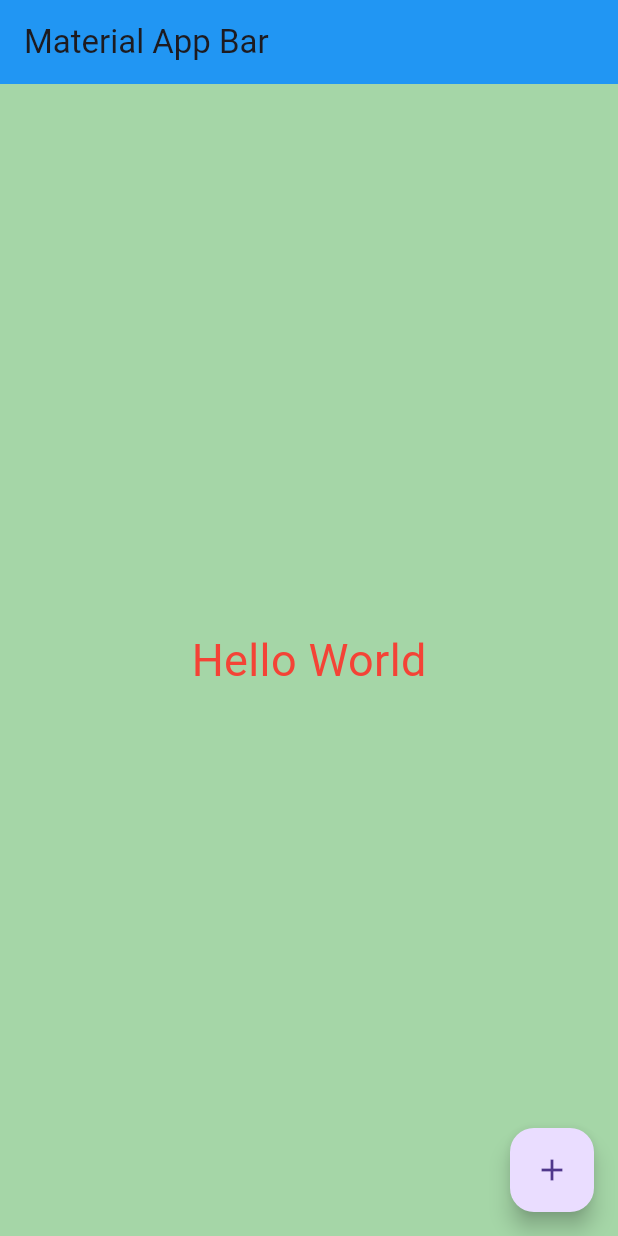
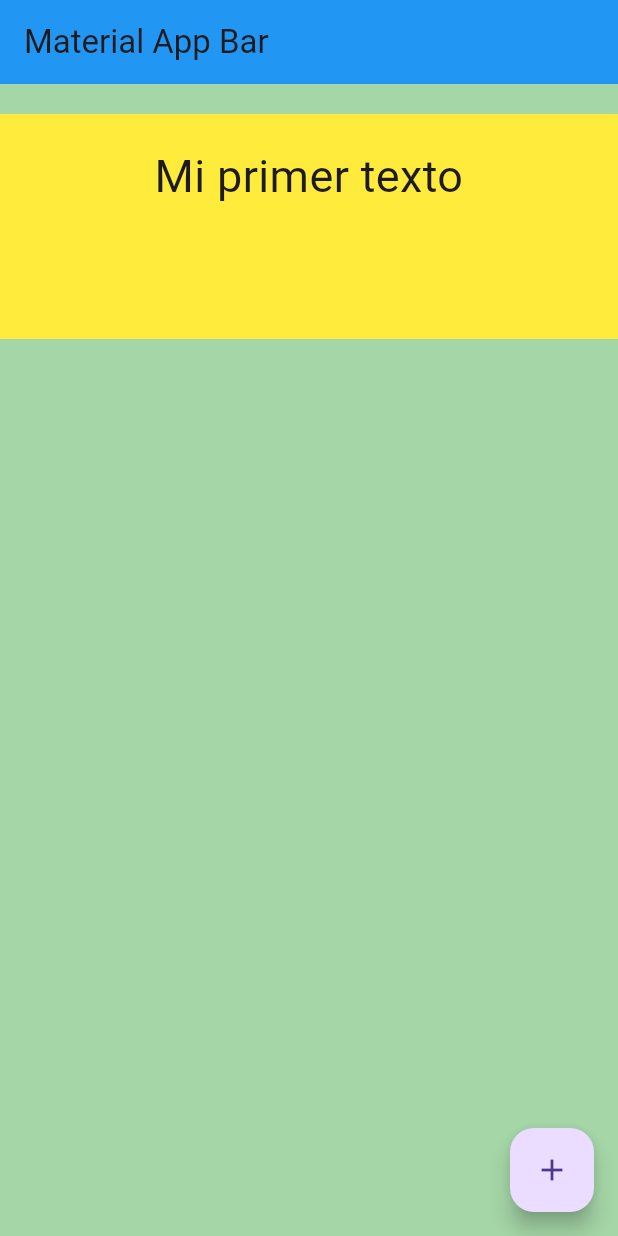
Before and after one commit to edwin1007/curso-flutter, a Flutter app: the screen it shows after launch, on a phone screen of 412 x 824 dp. Run offline on Flutter 3.47's test engine with Material 3 defaults, Android fonts, the phone set to English and light mode, and no system bars.

Commit message:
container and properties

```diff
--- a/hello_world/lib/screens/home_screen.dart
+++ b/hello_world/lib/screens/home_screen.dart
@@ -13,11 +13,20 @@ class HomeScreen extends StatelessWidget {
         title: const Text('Material App Bar'),
         backgroundColor: Colors.blue,
       ),
-      body: const Center(
-          child: Text(
-        'Hello World',
-        style: TextStyle(fontSize: 30, color: Colors.red),
-      )),
+      body: Container(
+        margin: const EdgeInsets.only(top: 20),
+        padding: const EdgeInsets.all(20),
+        width: double.infinity,
+        height: 150,
+        decoration: const BoxDecoration(color: Colors.yellow),
+        child: const Text(
+          'Mi primer texto',
+          textAlign: TextAlign.center,
+          style: TextStyle(
+            fontSize: 30,
+          ),
+        ),
+      ),
       backgroundColor: Colors.green[200],
       floatingActionButton: FloatingActionButton(
         onPressed: () {
```
